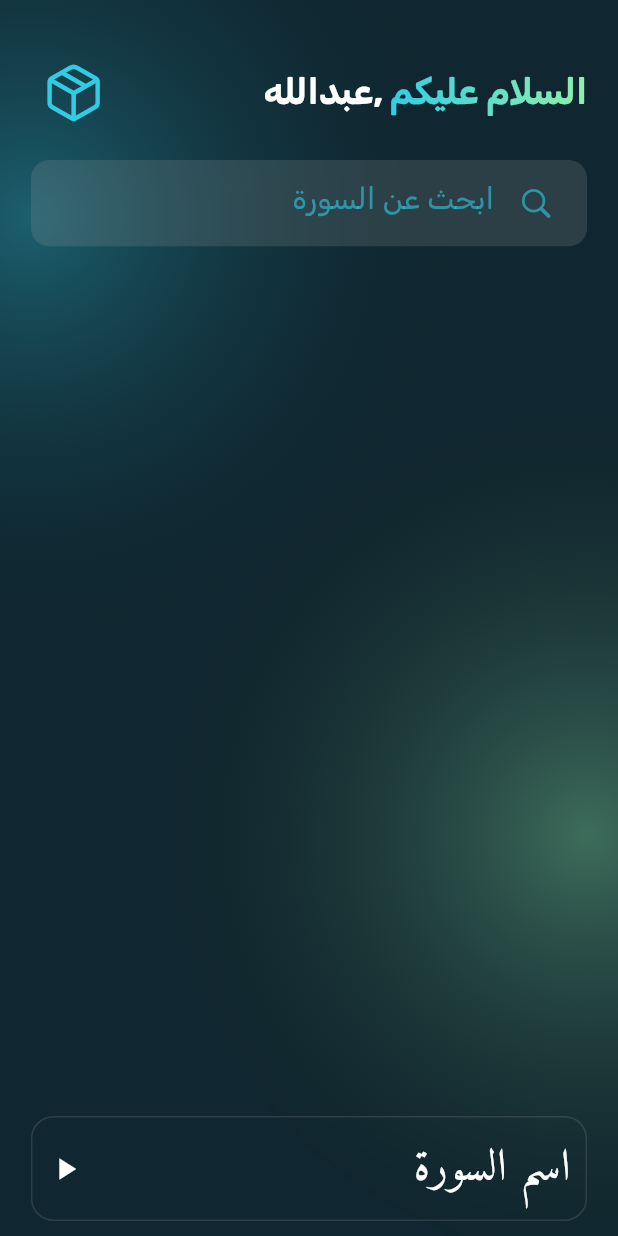
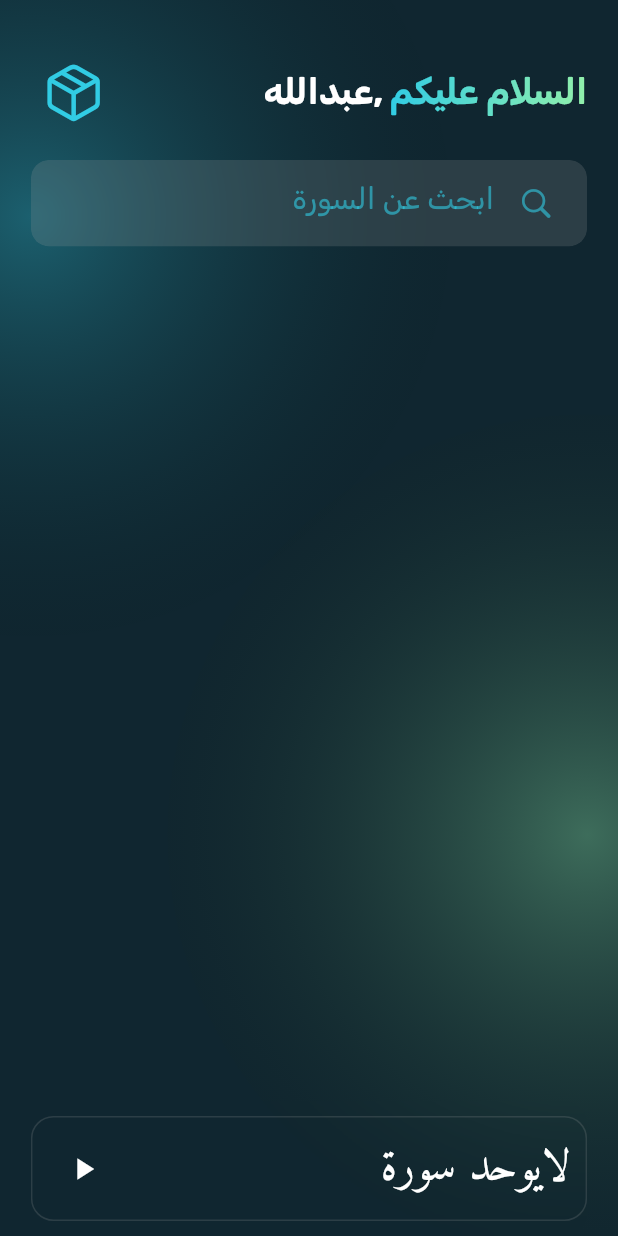
Before and after one commit to M03een/moben, a Flutter app: the screen it shows after launch, on a phone screen of 412 x 824 dp. Run offline on Flutter 3.47's test engine with Material 3 defaults, Android fonts, the phone set to English and light mode, and no system bars; our stand-ins replace dio, get, internet_connection_checker_plus, just_audio, just_audio_background; network calls fail.

Commit message:
bottom_playing_widget.dart surah name and icon without actions

```diff
--- a/lib/controller/audio_controller.dart
+++ b/lib/controller/audio_controller.dart
@@ -8,7 +8,7 @@ import 'package:moben/controller/surah_controller.dart';
 import 'package:moben/utils/helper.dart';
 
 class AudioController extends GetxController {
-  var isPlay = true.obs;
+  var isPlay = false.obs;
   var isMakkia = false.obs;
   var surahIndex = 0.obs;
   var readerName = ''.obs;
@@ -18,16 +18,18 @@ class AudioController extends GetxController {
   var repeatSurah = false.obs;
   var shuffle = false.obs;
   var repeatAll = true.obs;
+  var surahName = 'لايوحد سورة'.obs;
+
 
   AudioPlayer audioPlayer = AudioPlayer();
   final ReaderController readerController = Get.put(ReaderController());
   final SurahController surahController = Get.put(SurahController());
 
 
+
   @override
   void onInit() {
     super.onInit();
-
     ever(readerController.readerIndex, (int newIndex) {
       readerName.value = HelperFunctions().readerUrl(id: newIndex);
       if (isPlay.value) {
@@ -73,12 +75,12 @@ class AudioController extends GetxController {
 
   changeSurahIndex({required int newIndex}) async {
     surahIndex.value = newIndex;
+    surahName.value = surahController.surahs[newIndex].name ?? 'Unknown Surah';
     isPlay.value = true;
     loading.value = true;
     await audioPlayer.setUrl(
       '${HelperFunctions().readerUrl(id: readerController.readerIndex.value)}${HelperFunctions().converterId(newIndex + 1)}.mp3',
       tag: surahMediaItem(surahIndex: surahIndex.value),
-
     );
     await audioPlayer.play();
   }
@@ -91,6 +93,7 @@ class AudioController extends GetxController {
   playOrPause({required int readerId, required int surahId}) async {
     isPlay.value = !isPlay.value;
     if (isPlay.value) {
+      surahName.value = surahController.surahs[surahIndex.value].name ?? 'Unknown Surah';
       await audioPlayer.play();
     } else {
       await audioPlayer.pause();
@@ -98,9 +101,10 @@ class AudioController extends GetxController {
   }
 
   onlyPlay({required int surahId}) async {
+    surahName.value = surahController.surahs[surahId - 1].name ?? 'Unknown Surah';
     await audioPlayer.setUrl(
       '${HelperFunctions().readerUrl(id: readerController.readerIndex.value)}${HelperFunctions().converterId(surahId)}.mp3',
-      tag: surahMediaItem(surahIndex: surahIndex.value),
+      tag: surahMediaItem(surahIndex: surahId - 1),
     );
     await audioPlayer.play();
   }
@@ -115,12 +119,12 @@ class AudioController extends GetxController {
     } else {
       surahIndex++;
     }
-
+    surahName.value = surahController.surahs[surahIndex.value].name ?? 'Unknown Surah';
     isPlay.value = true;
     loading.value = true;
     await audioPlayer.setUrl(
       '${HelperFunctions().readerUrl(id: readerController.readerIndex.value)}${HelperFunctions().converterId(surahId)}.mp3',
-      tag: surahMediaItem(surahIndex: surahIndex.value)
+      tag: surahMediaItem(surahIndex: surahIndex.value),
     );
     await audioPlayer.play();
   }
@@ -131,12 +135,12 @@ class AudioController extends GetxController {
     } else {
       surahIndex--;
     }
-
+    surahName.value = surahController.surahs[surahIndex.value].name ?? 'Unknown Surah';
     isPlay.value = true;
     loading.value = true;
     await audioPlayer.setUrl(
       '${HelperFunctions().readerUrl(id: readerController.readerIndex.value)}${HelperFunctions().converterId(surahId)}.mp3',
-      tag: surahMediaItem(surahIndex: surahIndex.value)
+      tag: surahMediaItem(surahIndex: surahIndex.value),
     );
     await audioPlayer.play();
   }
--- a/lib/view/home_view/home_view.dart
+++ b/lib/view/home_view/home_view.dart
@@ -3,8 +3,8 @@ import 'package:flutter/material.dart';
 import 'package:get/get.dart';
 import 'package:moben/utils/size_config.dart';
 import 'package:moben/utils/styles.dart';
-import 'package:moben/utils/widgets/glass_container.dart';
 import 'package:moben/utils/widgets/glow_background.dart';
+import 'package:moben/view/home_view/widgets/bottom_playing_widget.dart';
 import '../../controller/audio_controller.dart';
 import '../../controller/surah_controller.dart';
 import '../../controller/network_controller.dart'; // Import the NetworkController
@@ -16,9 +16,7 @@ class HomeView extends StatelessWidget {
 
   final AudioController audioController = Get.put(AudioController());
   final SurahController surahController = Get.put(SurahController());
-  final NetworkController networkController =
-      Get.put(NetworkController()); // Instantiate NetworkController
-
+  final NetworkController networkController = Get.put(NetworkController());
   @override
   Widget build(BuildContext context) {
     return Scaffold(
@@ -50,33 +48,7 @@ class HomeView extends StatelessWidget {
               }
             }),
           ),
-          Align(
-            alignment: Alignment.bottomCenter,
-            child: GlassContainer(
-              border: Border.all(
-                color: Colors.grey.withOpacity(0.2),
-              ),
-              color: Colors.transparent,
-              virMargin: 10,
-              horizontalPadding: 10,
-              height: 70,
-              width: screenWidth(context) * 0.9,
-              align: Alignment.center,
-              child: const Row(
-                mainAxisAlignment: MainAxisAlignment.spaceBetween,
-                children: [
-                  Text(
-                    'اسم السورة',
-                    style: AppStyles.quranTextStyle30,
-                  ),
-                  Icon(
-                    Icons.play_arrow,
-                    color: AppColors.whiteColor,
-                  )
-                ],
-              ),
-            ),
-          ),
+            BottomPlayingWidget(),
         ],
       ),
     );
--- /dev/null
+++ b/lib/view/home_view/widgets/bottom_playing_widget.dart
@@ -0,0 +1,50 @@
+import 'package:flutter/material.dart';
+import 'package:get/get.dart';
+import 'package:moben/utils/colors.dart';
+
+import '../../../controller/audio_controller.dart';
+import '../../../controller/surah_controller.dart';
+import '../../../utils/size_config.dart';
+import '../../../utils/styles.dart';
+import '../../../utils/widgets/glass_container.dart';
+
+class BottomPlayingWidget extends StatelessWidget {
+  BottomPlayingWidget({
+    super.key,
+  });
+
+  final AudioController audioController = Get.put(AudioController());
+  final SurahController surahController = Get.put(SurahController());
+
+  @override
+  Widget build(BuildContext context) {
+    return Obx(() {
+      return Align(
+        alignment: Alignment.bottomCenter,
+        child: GlassContainer(
+          border: Border.all(
+            color: Colors.grey.withOpacity(0.2),
+          ),
+          color: Colors.transparent,
+          virMargin: 10,
+          horizontalPadding: 10,
+          height: 70,
+          width: screenWidth(context) * 0.9,
+          align: Alignment.center,
+          child: Row(
+            mainAxisAlignment: MainAxisAlignment.spaceBetween,
+            children: [
+              Text(
+                audioController.surahName.value, // This will display the Surah name
+                style: AppStyles.quranTextStyle30,
+              ),
+              audioController.isPlay.value
+                  ? IconButton(onPressed: () {}, icon: const Icon(Icons.pause,color: AppColors.whiteColor,))
+                  : IconButton(onPressed: () {}, icon: const Icon(Icons.play_arrow,color: AppColors.whiteColor)),
+            ],
+          ),
+        ),
+      );
+    });
+  }
+}
```
